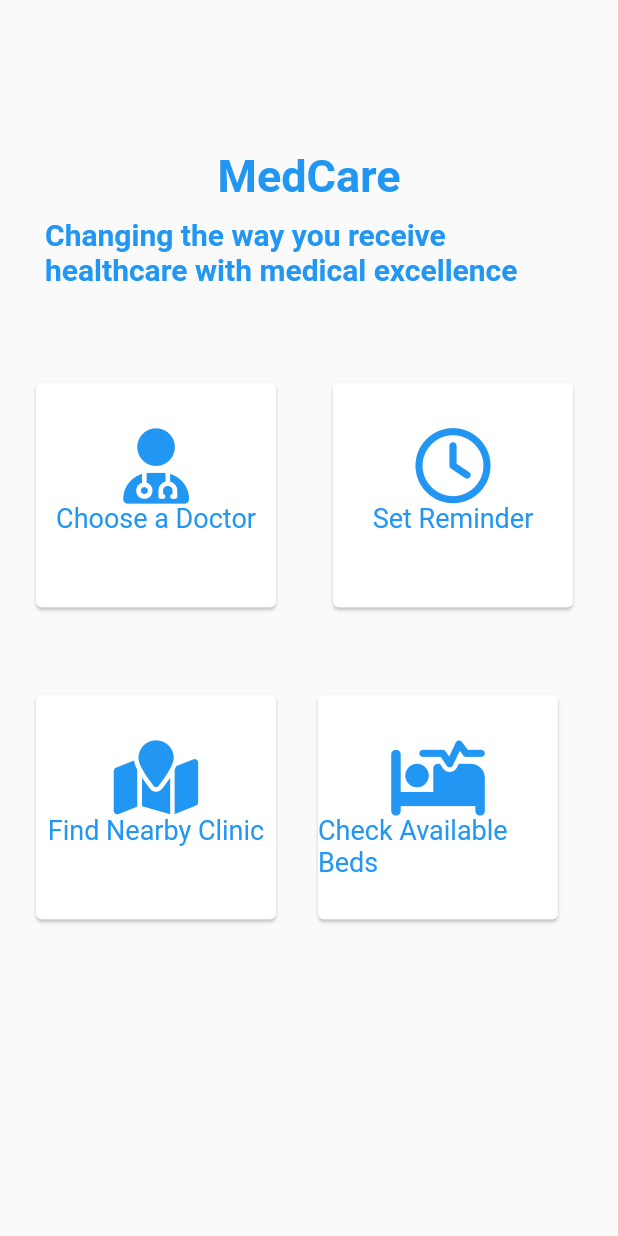
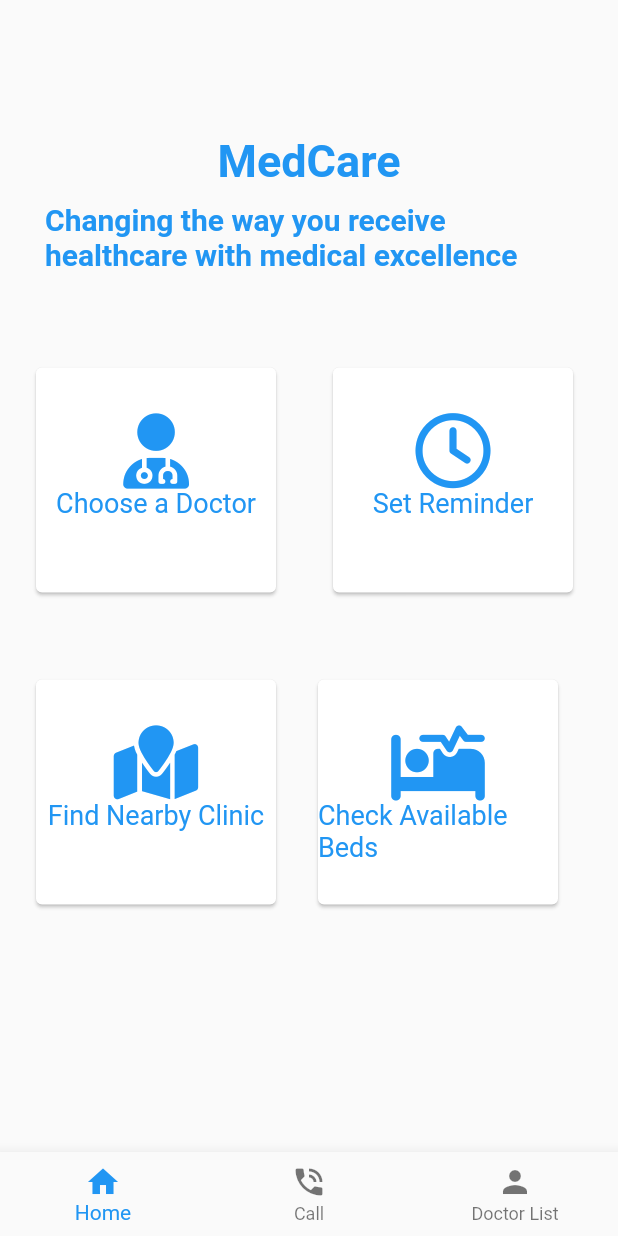
Before and after one commit to Saurabh250/medcare, a Flutter app: the Home screen opened by its route, on a phone screen of 412 x 824 dp. Run offline on Flutter 3.47's test engine with Material 2 defaults, Android fonts, the phone set to English and light mode, and no system bars; our stand-ins replace bottom_navy_bar, font_awesome_flutter.

```diff
--- a/lib/home.dart
+++ b/lib/home.dart
@@ -48,6 +48,22 @@ class _HomeState extends State<Home> {
           ],
         ),
       ),
+      bottomNavigationBar: BottomNavigationBar(
+        items: const <BottomNavigationBarItem>[
+          BottomNavigationBarItem(
+            icon: Icon(Icons.home),
+            label: 'Home',
+          ),
+          BottomNavigationBarItem(
+            icon: Icon(Icons.phone_in_talk),
+            label: 'Call',
+          ),
+          BottomNavigationBarItem(
+            icon: Icon(Icons.person),
+            label: 'Doctor List',
+          ),
+        ],
+      ),
     );
   }
 }
--- a/lib/home_page.dart
+++ b/lib/home_page.dart
@@ -15,7 +15,7 @@ class HomePage extends StatelessWidget {
       body: Column(
         children: [
           Padding(
-            padding: EdgeInsets.only(top: 100, left: 80, right: 80),
+            padding: EdgeInsets.only(top: 90, left: 80, right: 80),
             child: Text(
               "MedCare",
               style: TextStyle(
--- a/pubspec.yaml
+++ b/pubspec.yaml
@@ -36,6 +36,8 @@ dependencies:
   font_awesome_flutter: ^10.1.0
   bottom_navy_bar: ^6.0.0
   http: ^0.13.4
+  agora_rtc_engine: ^5.2.0
+  permission_handler: ^8.3.0
 
 dev_dependencies:
   flutter_test:
```
Also changed, not shown: pubspec.lock.
